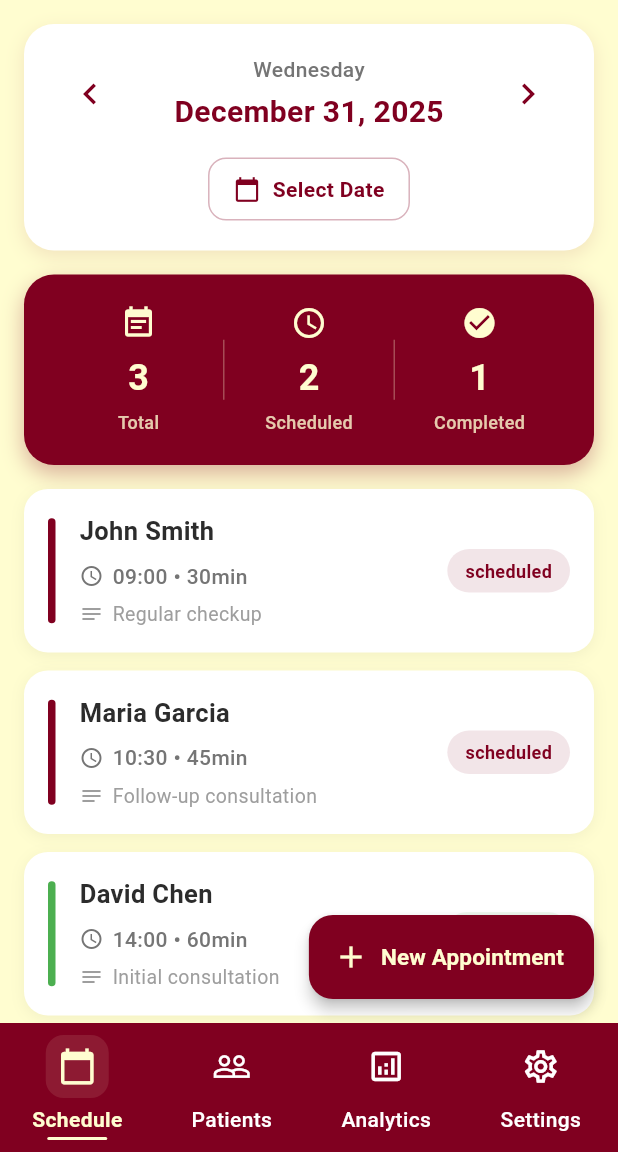
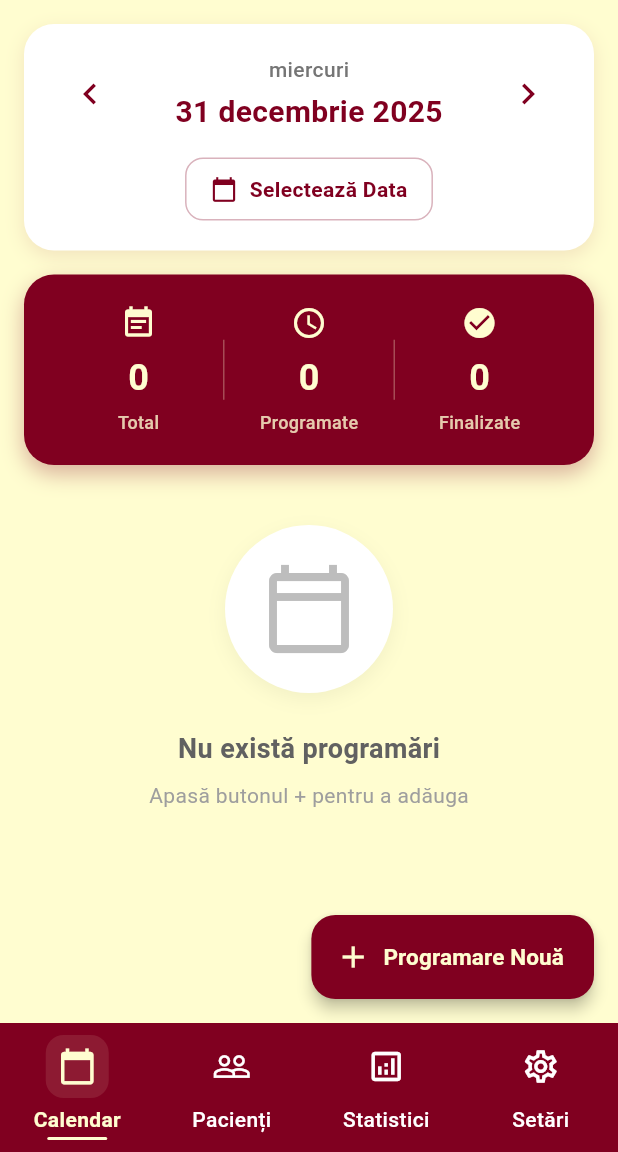
Before and after one commit to mihai271828/Medical_Management_PWA, a Flutter app: the screen it shows after launch, on a phone screen of 412 x 824 dp, the part 84-1236 px from its top. Run offline on Flutter 3.47's test engine with Material 3 defaults, Android fonts, the phone set to English and light mode, and no system bars; our stand-ins replace cloud_firestore, firebase_core; accounts and stored records are empty.

Commit message:
connection with the backend and UI CRUD appointments

```diff
--- /dev/null
+++ b/lib/Data/models/appointment_model.dart
@@ -0,0 +1,44 @@
+import 'package:cloud_firestore/cloud_firestore.dart';
+
+class Appointment {
+  final String id;
+  final String patientName;
+  final DateTime time;
+  final int duration;
+  final String reason;
+  final String status;
+
+  Appointment({
+    required this.id,
+    required this.patientName,
+    required this.time,
+    required this.duration,
+    required this.reason,
+    required this.status,
+  });
+
+  // Convert Firebase Document to Dart Object
+  factory Appointment.fromFirestore(DocumentSnapshot doc) {
+    Map<String, dynamic> data = doc.data() as Map<String, dynamic>;
+    return Appointment(
+      id: doc.id,
+      patientName: data['patientName'] ?? '',
+      // Firebase stores dates as 'Timestamp', we convert to DateTime
+      time: (data['time'] as Timestamp).toDate(),
+      duration: data['duration'] ?? 30,
+      reason: data['reason'] ?? '',
+      status: data['status'] ?? 'scheduled',
+    );
+  }
+
+  // Convert Dart Object to Firebase Map (for saving)
+  Map<String, dynamic> toMap() {
+    return {
+      'patientName': patientName,
+      'time': Timestamp.fromDate(time),
+      'duration': duration,
+      'reason': reason,
+      'status': status,
+    };
+  }
+}
--- a/lib/UI/home/home_screen.dart
+++ b/lib/UI/home/home_screen.dart
@@ -1,7 +1,11 @@
 import 'package:flutter/material.dart';
 import 'package:intl/intl.dart';
+import 'package:cloud_firestore/cloud_firestore.dart';
 import 'package:medical_management_pwa/UI/shared/widgets/home_page/statisticalItem.dart';
 import '../../app_contants.dart';
+import '../../Data/models/appointment_model.dart';
+import '../appointment/add_appointment_dialog.dart';
+
 class HomeScreen extends StatefulWidget {
   const HomeScreen({Key? key}) : super(key: key);
 
@@ -11,52 +15,72 @@ class HomeScreen extends StatefulWidget {
 
 class _HomeScreenState extends State<HomeScreen> {
   DateTime selectedDate = DateTime.now();
+  final CollectionReference _appointmentsRef =
+    FirebaseFirestore.instance.collection('appointments');
 
-  // Mock data for now
-  final List<Map<String, dynamic>> mockAppointments = [
-    {
-      'patientName': 'John Smith',
-      'time': '09:00',
-      'duration': 30,
-      'reason': 'Regular checkup',
-      'status': 'scheduled',
-    },
-    {
-      'patientName': 'Maria Garcia',
-      'time': '10:30',
-      'duration': 45,
-      'reason': 'Follow-up consultation',
-      'status': 'scheduled',
-    },
-    {
-      'patientName': 'David Chen',
-      'time': '14:00',
-      'duration': 60,
-      'reason': 'Initial consultation',
-      'status': 'completed',
-    },
-  ];
+
+  void _checkAndAutoComplete(List<Appointment> appointments) {
+    final now = DateTime.now();
+
+    for (var appointment in appointments) {
+      final endTime = appointment.time.add(Duration(minutes: appointment.duration));
+
+
+      if (appointment.status == 'programat' && now.isAfter(endTime)) {
+
+        _appointmentsRef.doc(appointment.id).update({'status': 'finalizat'});
+      }
+    }
+  }
 
   @override
   Widget build(BuildContext context) {
+
+    final startOfDay = DateTime(selectedDate.year, selectedDate.month, selectedDate.day);
+    final endOfDay = startOfDay.add(const Duration(days: 1));
+
     return Scaffold(
-      backgroundColor: AppColors.cream, // Cream
+      backgroundColor: AppColors.cream,
 
-      body: SingleChildScrollView(
+      // We wrap the body in a StreamBuilder to listen to DB changes
+      body: StreamBuilder<QuerySnapshot>(
+        stream: _appointmentsRef
+            .where('time', isGreaterThanOrEqualTo: Timestamp.fromDate(startOfDay))
+            .where('time', isLessThan: Timestamp.fromDate(endOfDay))
+            .orderBy('time')
+            .snapshots(),
+        builder: (context, snapshot) {
+          if (snapshot.hasError) {
+            return Center(child: Text('Error: ${snapshot.error}'));
+          }
+          if (snapshot.connectionState == ConnectionState.waiting) {
+            return const Center(child: CircularProgressIndicator());
+          }
+
+          // Convert raw DB data to our clean List<Appointment>
+          final appointments = snapshot.data!.docs
+              .map((doc) => Appointment.fromFirestore(doc))
+              .toList();
+
+          _checkAndAutoComplete(appointments);
+
+          return SingleChildScrollView(
             child: Column(
               children: [
                 _buildDateSelector(),
-          _buildStatsCard(),
 
-          _buildAppointmentsList(),
+                // Pass the real data to the stats card
+                _buildStatsCard(appointments),
 
+                _buildAppointmentsList(appointments),
               ],
-      ),),
+            ),
+          );
+        },
+      ),
       floatingActionButton: _buildFAB(),
     );
   }
-
-
 
   Widget _buildDateSelector() {
     return Container(
@@ -91,7 +115,8 @@ class _HomeScreenState extends State<HomeScreen> {
                 child: Column(
                   children: [
                     Text(
-                      DateFormat('EEEE').format(selectedDate),
+
+                      DateFormat('EEEE', 'ro_RO').format(selectedDate),
                       style: TextStyle(
                         fontSize: 14,
                         color: Colors.grey[600],
@@ -100,7 +125,8 @@ class _HomeScreenState extends State<HomeScreen> {
                     ),
                     const SizedBox(height: 4),
                     Text(
-                      DateFormat('MMMM d, yyyy').format(selectedDate),
+
+                      DateFormat('d MMMM yyyy', 'ro_RO').format(selectedDate),
                       style: const TextStyle(
                         fontSize: 20,
                         fontWeight: FontWeight.bold,
@@ -129,6 +155,7 @@ class _HomeScreenState extends State<HomeScreen> {
                 initialDate: selectedDate,
                 firstDate: DateTime.now().subtract(const Duration(days: 365)),
                 lastDate: DateTime.now().add(const Duration(days: 365)),
+                locale: const Locale('ro', 'RO'),
                 builder: (context, child) {
                   return Theme(
                     data: Theme.of(context).copyWith(
@@ -160,7 +187,7 @@ class _HomeScreenState extends State<HomeScreen> {
                   Icon(Icons.calendar_today, size: 18, color: Color(0xFF800020)),
                   SizedBox(width: 8),
                   Text(
-                    'Select Date',
+                    'Selectează Data',
                     style: TextStyle(
                       color: Color(0xFF800020),
                       fontWeight: FontWeight.w600,
@@ -175,7 +202,13 @@ class _HomeScreenState extends State<HomeScreen> {
     );
   }
 
-  Widget _buildStatsCard() {
+
+  Widget _buildStatsCard(List<Appointment> appointments) {
+    // Calculate stats dynamically based on Romanian status strings
+    final total = appointments.length;
+    final scheduled = appointments.where((a) => a.status == 'programat').length;
+    final completed = appointments.where((a) => a.status == 'finalizat').length;
+
     return Container(
       margin: const EdgeInsets.symmetric(horizontal: 16),
       padding: const EdgeInsets.all(20),
@@ -196,7 +229,7 @@ class _HomeScreenState extends State<HomeScreen> {
             child: Statisticalitem(
               icon: Icons.event_note,
               label: 'Total',
-              value: '3',
+              value: total.toString(),
             ),
           ),
           Container(
@@ -207,8 +240,8 @@ class _HomeScreenState extends State<HomeScreen> {
           Expanded(
             child: Statisticalitem(
               icon: Icons.schedule,
-              label: 'Scheduled',
-              value: '2',
+              label: 'Programate',
+              value: scheduled.toString(),
             ),
           ),
           Container(
@@ -219,8 +252,8 @@ class _HomeScreenState extends State<HomeScreen> {
           Expanded(
             child: Statisticalitem(
               icon: Icons.check_circle,
-              label: 'Completed',
-              value: '1',
+              label: 'Finalizate',
+              value: completed.toString(),
             ),
           ),
         ],
@@ -228,14 +261,13 @@ class _HomeScreenState extends State<HomeScreen> {
     );
   }
 
-
-
-  Widget _buildAppointmentsList() {
-    if (mockAppointments.isEmpty) {
+  Widget _buildAppointmentsList(List<Appointment> appointments) {
+    if (appointments.isEmpty) {
       return Center(
         child: Column(
           mainAxisAlignment: MainAxisAlignment.center,
           children: [
+            const SizedBox(height: 40),
             Container(
               padding: const EdgeInsets.all(24),
               decoration: BoxDecoration(
@@ -257,7 +289,7 @@ class _HomeScreenState extends State<HomeScreen> {
             ),
             const SizedBox(height: 24),
             Text(
-              'No appointments scheduled',
+              'Nu există programări',
               style: TextStyle(
                 fontSize: 18,
                 fontWeight: FontWeight.w600,
@@ -266,9 +298,10 @@ class _HomeScreenState extends State<HomeScreen> {
             ),
             const SizedBox(height: 8),
             Text(
-              'Tap the + button to add one',
+              'Apasă butonul + pentru a adăuga',
               style: TextStyle(fontSize: 14, color: Colors.grey[500]),
             ),
+            const SizedBox(height: 40),
           ],
         ),
       );
@@ -276,19 +309,20 @@ class _HomeScreenState extends State<HomeScreen> {
 
     return ListView.builder(
       padding: const EdgeInsets.all(16),
-      itemCount: mockAppointments.length,
+      itemCount: appointments.length,
       shrinkWrap: true,
       physics: const NeverScrollableScrollPhysics(),
       itemBuilder: (context, index) {
-        return _buildAppointmentCard(mockAppointments[index]);
+        return _buildAppointmentCard(appointments[index]);
       },
     );
   }
 
-  Widget _buildAppointmentCard(Map<String, dynamic> appointment) {
-    Color statusColor = appointment['status'] == 'completed'
+  Widget _buildAppointmentCard(Appointment appointment) {
+    // Check for Romanian status strings
+    Color statusColor = appointment.status == 'finalizat'
         ? Colors.green
-        : appointment['status'] == 'cancelled'
+        : appointment.status == 'anulat'
             ? Colors.red
             : AppColors.bordeaux;
 
@@ -308,7 +342,15 @@ class _HomeScreenState extends State<HomeScreen> {
       child: Material(
         color: Colors.transparent,
         child: InkWell(
-          onTap: () {},
+          onTap: () {
+            showDialog(
+              context: context,
+              builder: (context) => AddAppointmentDialog(
+                selectedDate: selectedDate,
+                appointment: appointment,
+              ),
+            );
+          },
           borderRadius: BorderRadius.circular(16),
           child: Padding(
             padding: const EdgeInsets.all(16),
@@ -328,7 +370,7 @@ class _HomeScreenState extends State<HomeScreen> {
                     crossAxisAlignment: CrossAxisAlignment.start,
                     children: [
                       Text(
-                        appointment['patientName'],
+                        appointment.patientName,
                         style: const TextStyle(
                           fontSize: 17,
                           fontWeight: FontWeight.bold,
@@ -341,7 +383,7 @@ class _HomeScreenState extends State<HomeScreen> {
                           Icon(Icons.access_time, size: 16, color: Colors.grey[600]),
                           const SizedBox(width: 6),
                           Text(
-                            '${appointment['time']} • ${appointment['duration']}min',
+                            '${DateFormat('HH:mm').format(appointment.time)} • ${appointment.duration}min',
                             style: TextStyle(
                               fontSize: 14,
                               color: Colors.grey[600],
@@ -351,14 +393,14 @@ class _HomeScreenState extends State<HomeScreen> {
                         ],
                       ),
                       const SizedBox(height: 6),
-                      if (appointment['reason'] != null)
+                      if (appointment.reason.isNotEmpty)
                         Row(
                           children: [
                             Icon(Icons.notes_outlined, size: 16, color: Colors.grey[500]),
                             const SizedBox(width: 6),
                             Expanded(
                               child: Text(
-                                appointment['reason'],
+                                appointment.reason,
                                 style: TextStyle(fontSize: 13, color: Colors.grey[500]),
                                 maxLines: 1,
                                 overflow: TextOverflow.ellipsis,
@@ -377,7 +419,8 @@ class _HomeScreenState extends State<HomeScreen> {
                     borderRadius: BorderRadius.circular(20),
                   ),
                   child: Text(
-                    appointment['status'],
+
+                    appointment.status.toUpperCase(),
                     style: TextStyle(
                       fontSize: 12,
                       color: statusColor,
@@ -395,13 +438,18 @@ class _HomeScreenState extends State<HomeScreen> {
 
   Widget _buildFAB() {
   return FloatingActionButton.extended(
-      onPressed: () {},
+    onPressed: () {
+      showDialog(
+        context: context,
+        builder: (context) => AddAppointmentDialog(selectedDate: selectedDate),
+      );
+    },
     backgroundColor: AppColors.bordeaux,
     foregroundColor: AppColors.cream,
     elevation: 4,
     icon: const Icon(Icons.add),
     label: const Text(
-        'New Appointment',
+      'Programare Nouă',
       style: TextStyle(fontWeight: FontWeight.bold, fontSize: 15),
     ),
   );
--- a/lib/UI/shared/widgets/navigation_bar/nav_bar.dart
+++ b/lib/UI/shared/widgets/navigation_bar/nav_bar.dart
@@ -22,28 +22,28 @@ class CustomBottomNavBar extends StatelessWidget {
             children: [
               NavItem(
                 icon: Icons.calendar_today,
-                label: 'Schedule',
+                label: 'Calendar',
                 index: 0,
                 isSelected: currentIndex == 0,
                 onTap: onTap,
               ),
               NavItem(
                 icon: Icons.people_outline,
-                label: 'Patients',
+                label: 'Pacienți',
                 index: 1,
                 isSelected: currentIndex == 1,
                 onTap: onTap,
               ),
               NavItem(
                 icon: Icons.analytics_outlined,
-                label: 'Analytics',
+                label: 'Statistici',
                 index: 2,
                 isSelected: currentIndex == 2,
                 onTap: onTap,
               ),
               NavItem(
                 icon: Icons.settings_outlined,
-                label: 'Settings',
+                label: 'Setări',
                 index: 3,
                 isSelected: currentIndex == 3,
                 onTap: onTap,
--- a/lib/app.dart
+++ b/lib/app.dart
@@ -59,9 +59,6 @@ class _AppScaffoldState extends State<AppScaffold> {
 
 
 
-
-
-
 // Placeholder screens - replace these later
 class PatientsScreen extends StatelessWidget {
   const PatientsScreen({Key? key}) : super(key: key);
--- a/lib/main.dart
+++ b/lib/main.dart
@@ -1,8 +1,18 @@
 import 'package:flutter/material.dart';
 import 'UI/shared/widgets/navigation_bar/nav_bar.dart';
+import 'package:firebase_core/firebase_core.dart';
+import 'package:flutter_localizations/flutter_localizations.dart';
+import 'package:intl/date_symbol_data_local.dart';
 import 'app.dart';
 import 'UI/shared/app_theme.dart';
-void main()  {
+import 'firebase_options.dart';
+void main() async {
+  WidgetsFlutterBinding.ensureInitialized();
+  await Firebase.initializeApp(
+    options: DefaultFirebaseOptions.currentPlatform,
+  );
+
+  await initializeDateFormatting('ro_RO', null);
   runApp(const MedicalSchedulerApp());
 }
 
@@ -15,6 +25,16 @@ class MedicalSchedulerApp extends StatelessWidget {
       title: 'Semen Vitae Medical',
       debugShowCheckedModeBanner: false,
       theme: AppTheme.light,
+      locale: const Locale('ro', 'RO'),
+      supportedLocales: const [
+        Locale('ro', 'RO'),
+        Locale('en', 'US'),
+      ],
+      localizationsDelegates: const [
+        GlobalMaterialLocalizations.delegate,
+        GlobalWidgetsLocalizations.delegate,
+        GlobalCupertinoLocalizations.delegate,
+      ],
       home: const AppScaffold(),
     );
   }
--- a/pubspec.yaml
+++ b/pubspec.yaml
@@ -30,11 +30,16 @@ environment:
 dependencies:
   flutter:
     sdk: flutter
+  flutter_localizations:
+    sdk: flutter
 
   # The following adds the Cupertino Icons font to your application.
   # Use with the CupertinoIcons class for iOS style icons.
   cupertino_icons: ^1.0.8
   intl: ^0.20.2
+
+  firebase_core: ^3.0.0
+  cloud_firestore: ^5.0.0
 
 dev_dependencies:
   flutter_test:
```
Also changed, not shown: lib/Data/repositories/appointment_repositorty.dart (added, +24 -0 lines), lib/UI/appointment/add_appointment_dialog.dart (added, +380 -0 lines), firebase.json (added), lib/firebase_options.dart (added), pubspec.lock, 6 other files. Lines whose indentation alone changed are shown as unchanged.
